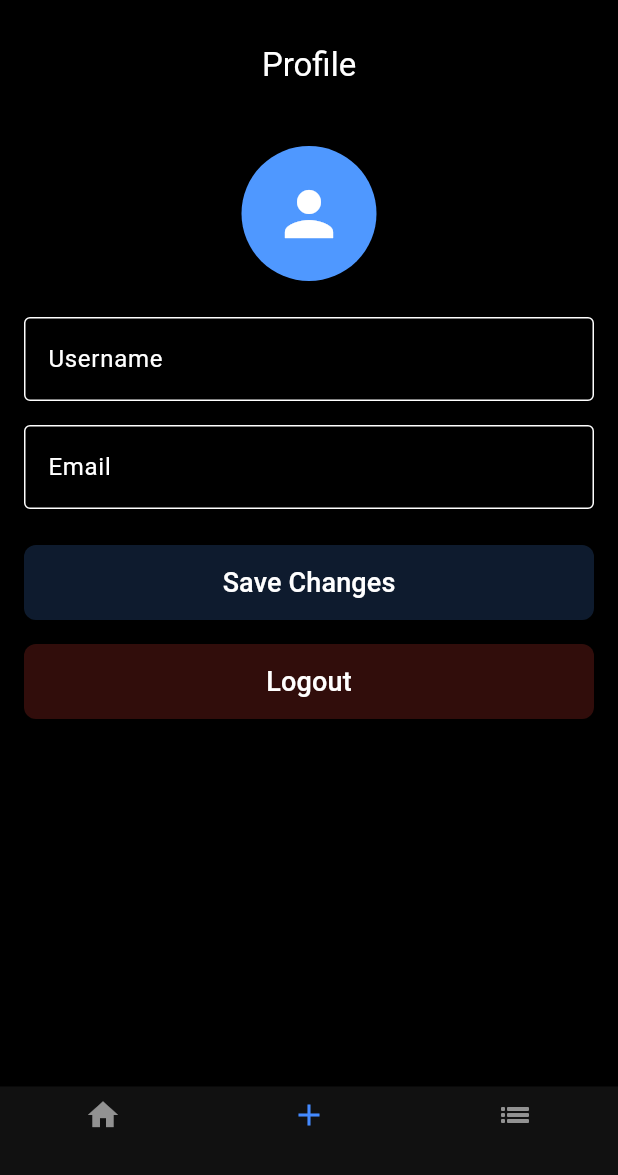
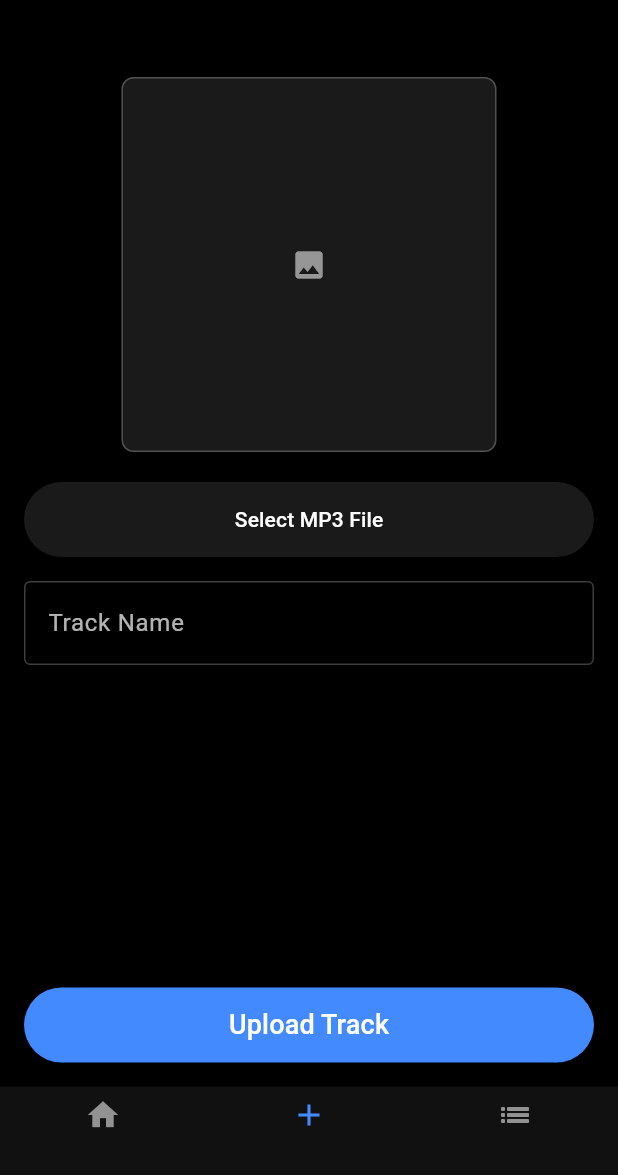
Before and after one commit to Syddansk-Erhvervsskole/skyfy_app, a Flutter app: the MainLayout screen opened directly, item 2 of the bottom bar chosen, on a phone screen of 412 x 824 dp, the part 61-1236 px from its top. Run offline on Flutter 3.47's test engine with Material 3 defaults, Android fonts, the phone set to English and light mode, and no system bars; our stand-ins replace file_picker, flutter_secure_storage, flutter_svg, just_audio, palette_generator; accounts and stored records are empty; network calls fail; project files that could hold a hidden picture were left out.

Commit message:
Basic upload function,
design changes

```diff
--- a/lib/helpers/content_helper.dart
+++ b/lib/helpers/content_helper.dart
@@ -1,8 +1,54 @@
+import 'dart:typed_data';
+ import 'package:http/http.dart' as http;
+import 'package:http_parser/http_parser.dart';
 import 'api_helper.dart';
 
 class ContentHelper extends ApiHelper {
+
   Future<dynamic> getAllContent() async {
     return await get('Content/all');
     // return await post('Authorization/Login', data);
   }
+
+
+
+Future<dynamic> uploadContent(String name, Uint8List? songBytes) async {
+
+  final data = {'name': name};
+  var result = await post('Content', data);
+
+  if (result == null || songBytes == null) return;
+
+  String contentId = result['id'].toString();
+  final url = Uri.parse("${ApiHelper.baseUrl}/Content/$contentId/upload");
+
+
+  var request = http.MultipartRequest("PUT", url);
+
+  request.files.add(
+    http.MultipartFile.fromBytes(
+      'file',
+      songBytes,
+      filename: "$name.mp3",
+      contentType: MediaType("audio", "mpeg"),
+    ),
+  );
+
+
+  final token = await storage.read(key: 'token');
+  if (token != null) {
+    request.headers['Authorization'] = "Bearer $token";
+  }
+
+
+  var streamedResponse = await request.send();
+  var response = await http.Response.fromStream(streamedResponse);
+
+  if (response.statusCode != 200) {
+    throw Exception("Upload failed: ${response.statusCode} - ${response.body}");
+  }
+
+  return response.body;
 }
+
+}
--- a/lib/screens/home_screen.dart
+++ b/lib/screens/home_screen.dart
@@ -159,14 +159,16 @@ Expanded(
 
                 Text(
                       song.name,
-                    maxLines: 2,
+                      maxLines: 1,
                       overflow: TextOverflow.ellipsis,
                       style: const TextStyle(
                         color: Colors.white,
                         fontSize: 15,
+
                         fontWeight: FontWeight.w600,
                       ),
                     ),
+
                 ],
               ),
             );
--- a/lib/screens/main_layout.dart
+++ b/lib/screens/main_layout.dart
@@ -3,6 +3,7 @@ import 'package:flutter/material.dart';
 import 'package:just_audio/just_audio.dart';
 import 'package:skyfy_app/helpers/mini_player.dart';
 import 'package:skyfy_app/models/Content.dart';
+import 'package:skyfy_app/screens/upload_screen.dart';
 import 'home_screen.dart';
 import 'profile_screen.dart';
 
@@ -28,6 +29,7 @@ class _MainLayoutState extends State<MainLayout> {
 
     pages.addAll([
       HomeScreen(onSongSelected: playSong),
+      const UploadScreen(),
       const ProfileScreen(),
     ]);
 
--- /dev/null
+++ b/lib/screens/upload_screen.dart
@@ -0,0 +1,184 @@
+import 'dart:typed_data';
+import 'package:file_picker/file_picker.dart';
+import 'package:flutter/material.dart';
+import 'package:flutter_secure_storage/flutter_secure_storage.dart';
+import 'package:skyfy_app/helpers/content_helper.dart';
+import 'package:skyfy_app/screens/main_layout.dart';
+
+class UploadScreen extends StatefulWidget {
+  const UploadScreen({super.key});
+
+  @override
+  State<UploadScreen> createState() => _UploadScreenState();
+}
+
+class _UploadScreenState extends State<UploadScreen> {
+  final storage = const FlutterSecureStorage();
+  final _formKey = GlobalKey<FormState>();
+  final contentHelper = new ContentHelper();
+  final TextEditingController _songNameController = TextEditingController();
+
+  Uint8List? coverBytes;
+  Uint8List? songBytes;
+  String? songFileName;
+
+  Future<void> pickCover() async {
+    final result = await FilePicker.platform.pickFiles(
+      type: FileType.image,
+      withData: true,
+    );
+
+    if (result != null) {
+      setState(() => coverBytes = result.files.first.bytes);
+    }
+  }
+
+  Future<void> pickSong() async {
+    final result = await FilePicker.platform.pickFiles(
+      type: FileType.custom,
+      allowedExtensions: ['mp3'],
+      withData: true,
+    );
+
+    if (result != null) {
+      setState(() {
+        songBytes = result.files.first.bytes;
+        songFileName = result.files.first.name;
+      });
+    }
+  }
+
+  InputDecoration _inputDecoration(String label) {
+    return InputDecoration(
+      labelText: label,
+      labelStyle: const TextStyle(color: Colors.white70),
+      border: const OutlineInputBorder(),
+      enabledBorder: const OutlineInputBorder(
+        borderSide: BorderSide(color: Colors.white24),
+      ),
+      focusedBorder: const OutlineInputBorder(
+        borderSide: BorderSide(color: Color.fromRGBO(79, 152, 255, 1)),
+      ),
+    );
+  }
+
+  void uploadSong() async {
+    if (!_formKey.currentState!.validate()) return;
+    if (coverBytes == null) {
+      ScaffoldMessenger.of(context)
+          .showSnackBar(const SnackBar(content: Text("Select a cover image")));
+      return;
+    }
+    if (songBytes == null) {
+      ScaffoldMessenger.of(context)
+          .showSnackBar(const SnackBar(content: Text("Select an MP3 file")));
+      return;
+    }
+
+    await contentHelper.uploadContent(_songNameController.text, songBytes);
+
+     Navigator.pushReplacement(
+      context,
+      PageRouteBuilder(
+        transitionDuration: Duration.zero,
+        reverseTransitionDuration: Duration.zero,
+        pageBuilder: (_, __, ___) => const MainLayout(),
+      ),
+    );
+  }
+
+  @override
+  Widget build(BuildContext context) {
+    return Scaffold(
+      backgroundColor: Colors.black,
+
+      body: SafeArea(
+        child: Padding(
+          padding: const EdgeInsets.all(16),
+          child: Form(
+            key: _formKey,
+            child: Column(
+              children: [
+                const SizedBox(height: 20),
+                Container(
+                  width: 250,
+                  child: Column(
+                  children: [
+                    GestureDetector(
+                      onTap: pickCover,
+                      child: AspectRatio(
+                        aspectRatio: 1,
+                        child: Container(
+
+                          decoration: BoxDecoration(
+                            border: Border.all(color: Colors.white24),
+                            borderRadius: BorderRadius.circular(8),
+
+                            color: Colors.white10,
+                            image: coverBytes != null
+                                ? DecorationImage(
+                                    image: MemoryImage(coverBytes!),
+                                    fit: BoxFit.cover,
+                                  )
+                                : null,
+                          ),
+                          child: coverBytes == null
+                              ? const Center(
+                                  child: Icon(Icons.image, color: Colors.white54),
+                                )
+                              : null,
+                        ),
+                      ),
+                    ),
+
+                  ],
+                ),),
+
+
+                const SizedBox(height: 20),
+
+
+                ElevatedButton(
+                  onPressed: pickSong,
+                  style: ElevatedButton.styleFrom(
+                    backgroundColor: Colors.white10,
+                    minimumSize: const Size.fromHeight(50),
+                  ),
+                  child: Text(
+                    songFileName ?? "Select MP3 File",
+                    style: const TextStyle(color: Colors.white),
+                  ),
+                ),
+
+                const SizedBox(height: 16),
+
+                TextFormField(
+                  controller: _songNameController,
+                  style: const TextStyle(color: Colors.white),
+                  decoration: _inputDecoration("Track Name"),
+                  validator: (v) =>
+                      v!.isEmpty ? "Enter a track name" : null,
+                ),
+
+                const Spacer(),
+
+
+                ElevatedButton(
+                  onPressed: uploadSong,
+                  style: ElevatedButton.styleFrom(
+                    minimumSize: const Size.fromHeight(50),
+                    backgroundColor: Colors.blueAccent,
+                  ),
+                  child: const Text(
+                    "Upload Track",
+                    style: TextStyle(color: Colors.white, fontSize: 18),
+                  ),
+                ),
+              ],
+            ),
+          ),
+        ),
+      ),
+    );
+  }
+}
--- a/pubspec.yaml
+++ b/pubspec.yaml
@@ -41,6 +41,7 @@ dependencies:
   just_audio: ^0.10.5
   just_audio_windows: ^0.2.0
   palette_generator: ^0.3.3+7
+  file_picker: ^10.3.3
 
 dev_dependencies:
   flutter_test:
```
Also changed, not shown: lib/helpers/api_helper.dart (+11 -1 lines), lib/main.dart (+15 -15 lines), lib/screens/playback_screen.dart (+2 -5 lines), pubspec.lock, 1 other file. Lines whose indentation alone changed are shown as unchanged.
